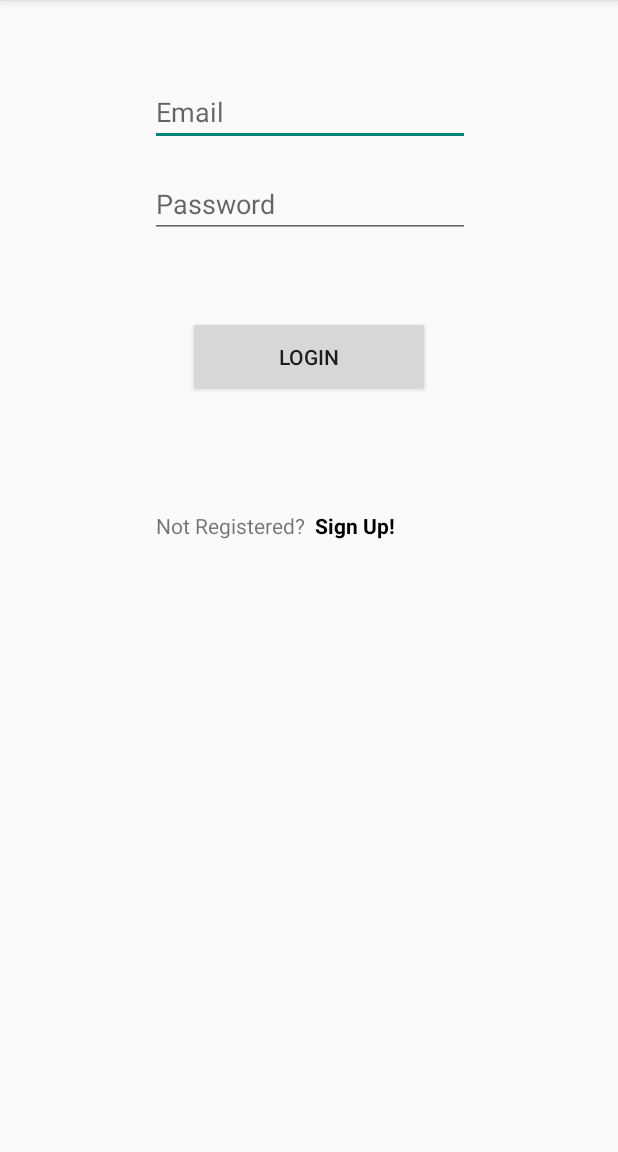
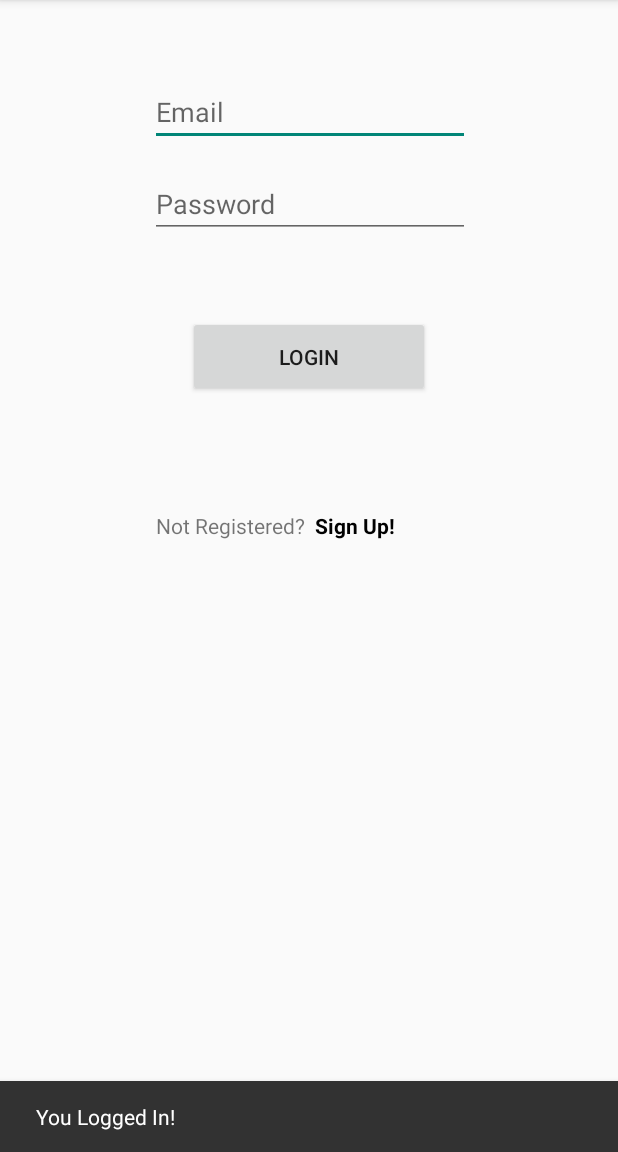
Before and after one commit to FridayAfternoon4155/CampusSpotlight, an Android app: the LoginActivity screen opened directly, with no data from a screen before it, after a tap on "LOGIN", on a phone screen of 412 x 824 dp, the part 84-1236 px from its top. Run offline under Robolectric (Android 15) with nearby library versions, the light colour scheme and no system bars; our stand-ins replace Firebase (no records; nobody signed in at launch, a user with empty details on screens opened directly); 1 statement that could not run was skipped.

Commit message:
Made an example snack.

```diff
--- a/app/src/main/java/com/fridayafternoon/campusspotlight/LoginActivity.java
+++ b/app/src/main/java/com/fridayafternoon/campusspotlight/LoginActivity.java
@@ -2,6 +2,7 @@ package com.fridayafternoon.campusspotlight;
 
 import android.content.Intent;
 import android.support.annotation.NonNull;
+import android.support.design.widget.Snackbar;
 import android.support.v7.app.AppCompatActivity;
 import android.os.Bundle;
 import android.util.Log;
@@ -50,7 +51,8 @@ public class LoginActivity extends AppCompatActivity {
         loginButton.setOnClickListener(new View.OnClickListener() {
             @Override
             public void onClick(View view) {
-                Toast.makeText(LoginActivity.this, "Login Button.", Toast.LENGTH_SHORT).show();
+                //Toast.makeText(LoginActivity.this, "Login Button.", Toast.LENGTH_SHORT).show();
+                Snackbar.make(view, "You Logged In!", Snackbar.LENGTH_SHORT).show();
                 String email = emailLogin.getText().toString().trim();
                 String password = passwordLogin.getText().toString().trim();
 
--- a/build.gradle
+++ b/build.gradle
@@ -7,7 +7,7 @@ buildscript {
         jcenter()
     }
     dependencies {
-        classpath 'com.android.tools.build:gradle:3.1.4'
+        classpath 'com.android.tools.build:gradle:3.2.0'
 
 
         // NOTE: Do not place your application dependencies here; they belong
```
Also changed, not shown: gradle/wrapper/gradle-wrapper.properties.
